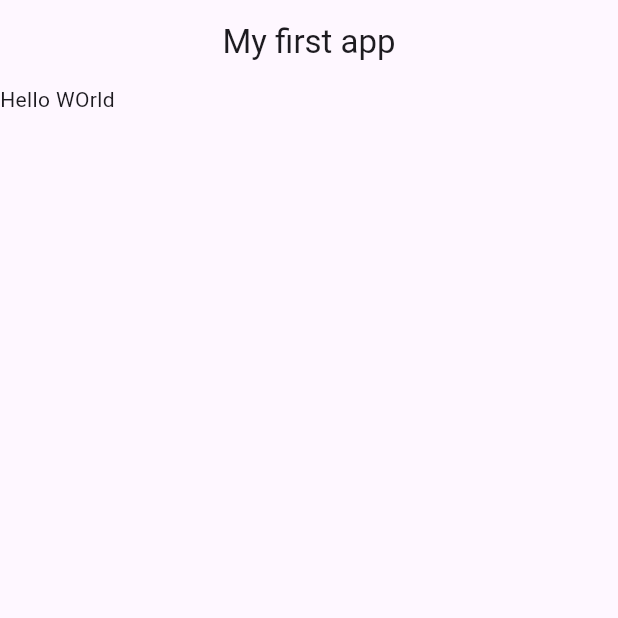
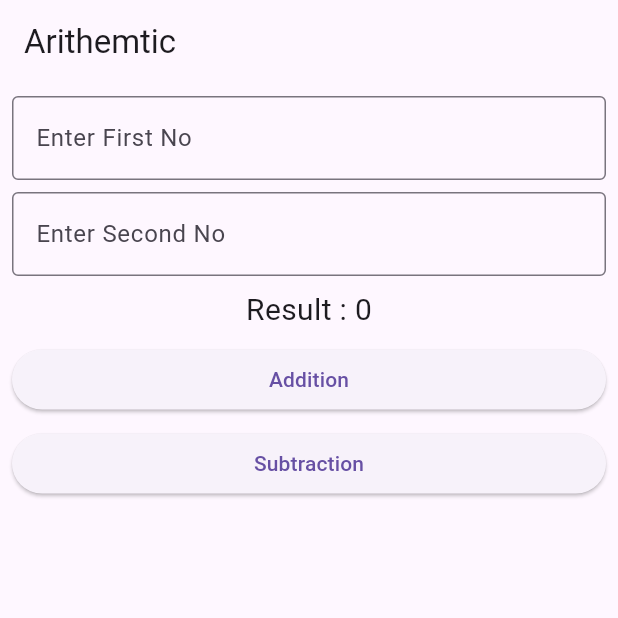
Before and after one commit to kiranrana8973/batch33, a Flutter app: the screen it shows after launch, on a phone screen of 412 x 824 dp, the top half of it. Run offline on Flutter 3.47's test engine with Material 3 defaults, Android fonts, the phone set to English and light mode, and no system bars.

Commit message:
Added another screen

```diff
--- a/lib/app.dart
+++ b/lib/app.dart
@@ -1,4 +1,4 @@
-import 'package:batch33/view/first_view.dart';
+import 'package:batch33/view/arithmetic_view.dart';
 import 'package:flutter/material.dart';
 
 class MyApp extends StatelessWidget {
@@ -8,7 +8,7 @@ class MyApp extends StatelessWidget {
   Widget build(BuildContext context) {
     return const MaterialApp(
       debugShowCheckedModeBanner: false,
-      home: FirstView(),
+      home: ArithmeticView(),
     );
   }
 }
--- /dev/null
+++ b/lib/view/arithmetic_view.dart
@@ -0,0 +1,89 @@
+import 'package:flutter/material.dart';
+
+class ArithmeticView extends StatefulWidget {
+  const ArithmeticView({super.key});
+
+  @override
+  State<ArithmeticView> createState() => _ArithmeticViewState();
+}
+
+class _ArithmeticViewState extends State<ArithmeticView> {
+  int first = 0;
+  int second = 0;
+  int result = 0;
+  @override
+  Widget build(BuildContext context) {
+    return Scaffold(
+      appBar: AppBar(
+        title: const Text('Arithemtic'),
+      ),
+      body: Padding(
+        padding: const EdgeInsets.all(8),
+        child: Column(
+          children: [
+            TextField(
+              onChanged: (value) {
+                first = int.parse(value);
+              },
+              keyboardType: TextInputType.number,
+              decoration: const InputDecoration(
+                border: OutlineInputBorder(),
+                labelText: 'Enter First No',
+              ),
+            ),
+            const SizedBox(
+              height: 8,
+            ),
+            TextField(
+              onChanged: (value) {
+                second = int.parse(value);
+              },
+              keyboardType: TextInputType.number,
+              decoration: const InputDecoration(
+                border: OutlineInputBorder(),
+                labelText: 'Enter Second No',
+              ),
+            ),
+            const SizedBox(
+              height: 8,
+            ),
+            Text('Result : $result',
+                style: const TextStyle(
+                  fontSize: 20,
+                )),
+            const SizedBox(
+              height: 8,
+            ),
+            SizedBox(
+              width: double.infinity,
+              child: ElevatedButton(
+                onPressed: () {
+                  // State lai change gara
+                  // buil method ma feri jau ani refresh gara
+                  setState(() {
+                    result = first + second;
+                  });
+                },
+                child: const Text('Addition'),
+              ),
+            ),
+            const SizedBox(
+              height: 8,
+            ),
+            SizedBox(
+              width: double.infinity,
+              child: ElevatedButton(
+                onPressed: () {
+                  setState(() {
+                    result = first - second;
+                  });
+                },
+                child: const Text('Subtraction'),
+              ),
+            ),
+          ],
+        ),
+      ),
+    );
+  }
+}
```
Also changed, not shown: lib/view/first_view.dart (line endings or trailing spaces).
